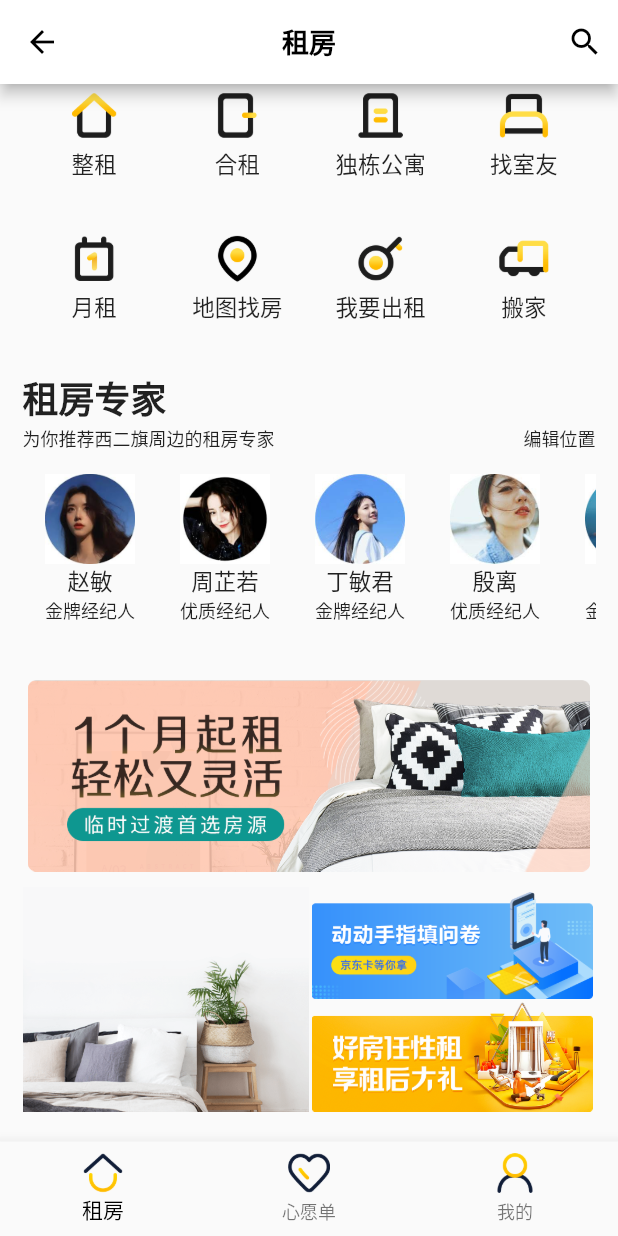
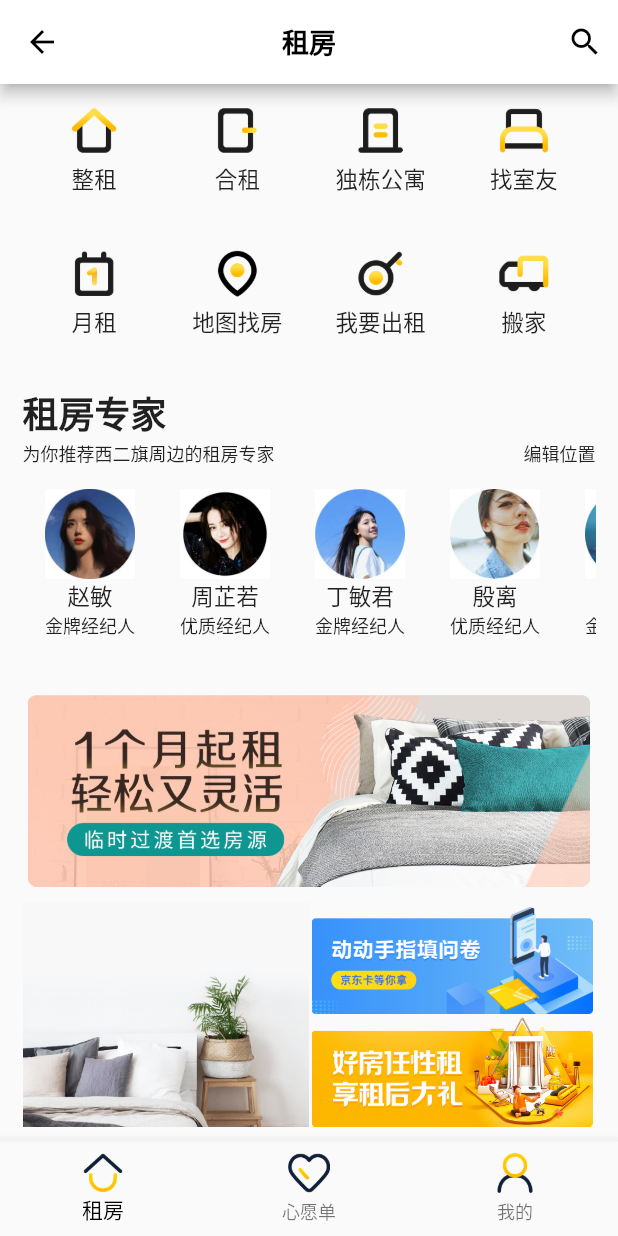
Before and after one commit to zhaoyayu/flutter_beike_rent, a Flutter app: the screen it shows after launch, on a phone screen of 412 x 824 dp. Run offline on Flutter 3.47's test engine with Material 2 defaults, Android fonts, the light colour scheme and no system bars.

Commit message:
Clean unused code

```diff
--- a/lib/beike/page/rent_page.dart
+++ b/lib/beike/page/rent_page.dart
@@ -38,25 +38,11 @@ class RentPageState extends State<RentPage> {
                 ))
           ],
         ),
-//        body: Column(
-//          crossAxisAlignment: CrossAxisAlignment.start,
-//          children: <Widget>[
-//            Text("租房专家"),
-//            Row(
-//              children: <Widget>[
-//                Text("租房专家"),
-//                Text("租房专家2"),
-//              ],
-//              mainAxisAlignment: MainAxisAlignment.spaceBetween,
-//            ),
-//          ],
-//        )
-
       body: Padding(
         padding: EdgeInsets.fromLTRB(15, 0, 15, 0),
         child: ListView(
           children: <Widget>[
-//            Padding(padding: EdgeInsets.only(top: 10)),
+            Padding(padding: EdgeInsets.only(top: 10)),
             ChannelView(),
             UserView(),
             BannerView(),
```
Also changed, not shown: lib/beike/page/home_page.dart (+0 -21 lines).
